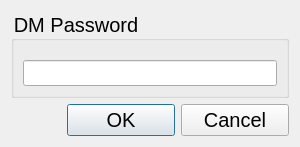
First picture: the form in app/widgets/setdmpassworddialog.ui, repository jd28/neverrun, before the edit.
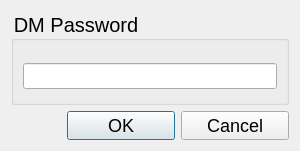
Second picture: the form after the edit.

Commit message: Reduce QPushButton font size by a couple pixels.

Diff of the .ui file:
```diff
--- a/app/widgets/setdmpassworddialog.ui
+++ b/app/widgets/setdmpassworddialog.ui
@@ -7,7 +7,7 @@
     <x>0</x>
     <y>0</y>
     <width>300</width>
-    <height>142</height>
+    <height>151</height>
    </rect>
   </property>
   <property name="windowTitle">
@@ -58,7 +58,7 @@
     <widget class="QDialogButtonBox" name="buttonBox">
      <property name="styleSheet">
       <string notr="true">min-width: 100px;
-font-size: 20px;</string>
+font-size: 18px;</string>
      </property>
      <property name="orientation">
       <enum>Qt::Horizontal</enum>
```
The commit also changes 4 other files.
